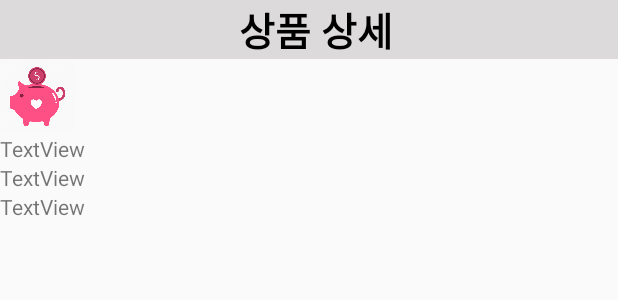
After one commit to DongSu-Park/IoTDonationPiggyBank, an Android app: the layout mileage_uses_item_target.xml on its own in the app's theme, with its tools: preview values and no code run, on a phone screen of 412 x 824 dp. The commit adds this screen. Shown: the top 300 px of the screen. Run offline under Robolectric (Android 15) with nearby library versions, the phone set to English and light mode, and no system bars.

Commit message:
기프트콘 내용 추가(2)

```diff
--- a/app/src/main/AndroidManifest.xml
+++ b/app/src/main/AndroidManifest.xml
@@ -29,6 +29,7 @@
             </intent-filter>
         </activity>
         <activity android:name=".NfcReadActivity"/>
+        <activity android:name=".MileageUsesItemTargetActivity"/>
 
     </application>
 
--- a/app/src/main/java/com/flore/iotdonationpiggybank/Fragment3.java
+++ b/app/src/main/java/com/flore/iotdonationpiggybank/Fragment3.java
@@ -24,6 +24,7 @@ public class Fragment3 extends Fragment {
     public static Fragment3 newInstance() {
         return new Fragment3();
     }
+
 
     @Nullable
     @Override
--- /dev/null
+++ b/app/src/main/res/layout/mileage_uses_item_target.xml
@@ -0,0 +1,50 @@
+<?xml version="1.0" encoding="utf-8"?>
+<LinearLayout xmlns:android="http://schemas.android.com/apk/res/android"
+    xmlns:app="http://schemas.android.com/apk/res-auto"
+    android:layout_width="match_parent"
+    android:layout_height="match_parent"
+    android:orientation="vertical" >
+
+    <LinearLayout
+        android:layout_width="match_parent"
+        android:layout_height="wrap_content"
+        android:background="#DCDADA"
+        android:gravity="center">
+
+        <TextView
+            android:id="@+id/tv_gift_title"
+            android:layout_width="wrap_content"
+            android:layout_height="wrap_content"
+            android:layout_gravity="center"
+            android:layout_marginLeft="10dp"
+            android:fontFamily="@font/gmarketsansttfmedium"
+            android:text="상품 상세"
+            android:textColor="#000000"
+            android:textSize="26sp"
+            android:textStyle="bold" />
+    </LinearLayout>
+
+    <ImageView
+        android:id="@+id/iv_target_mileage_item_image"
+        android:layout_width="50dp"
+        android:layout_height="50dp"
+        app:srcCompat="@drawable/donation_piggy" />
+
+    <TextView
+        android:id="@+id/tv_target_mileage_item_name"
+        android:layout_width="match_parent"
+        android:layout_height="wrap_content"
+        android:text="TextView" />
+
+    <TextView
+        android:id="@+id/tv_target_mileage_item_service"
+        android:layout_width="match_parent"
+        android:layout_height="wrap_content"
+        android:text="TextView" />
+
+    <TextView
+        android:id="@+id/tv_target_mileage_item_point"
+        android:layout_width="match_parent"
+        android:layout_height="wrap_content"
+        android:text="TextView" />
+</LinearLayout>
```
Also changed, not shown: app/src/main/java/com/flore/iotdonationpiggybank/MileageUsesItemTargetActivity.java (added, +39 -0 lines), app/src/main/java/com/flore/iotdonationpiggybank/giftListAdapter.java (+32 -6 lines), app/src/main/res/layout/mileage_uses_item.xml (+4 -3 lines).
